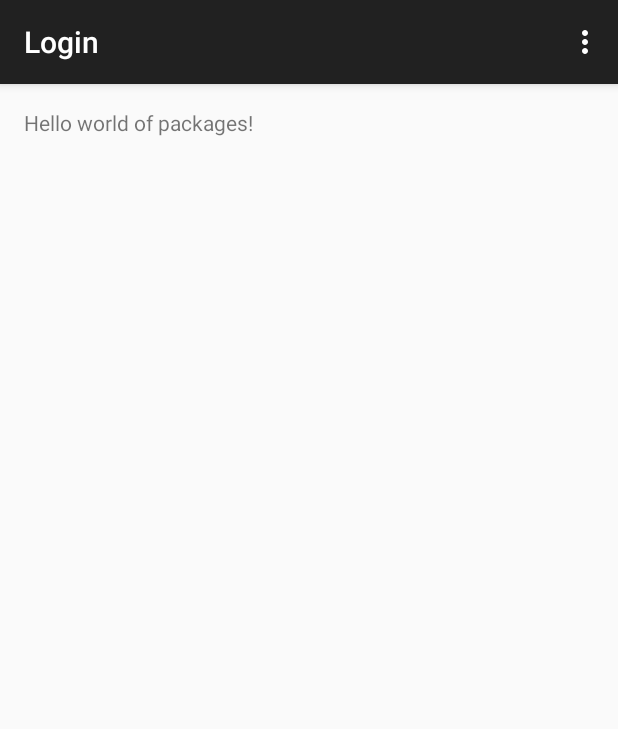
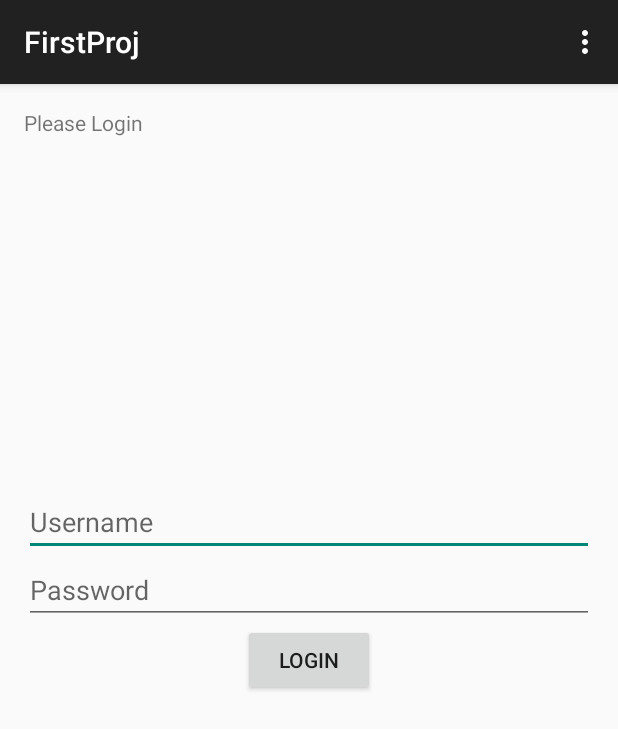
Before and after one commit to mdregalia/PackageBuddies, an Android app: the screen it shows after launch (SecondActivity before the commit, MainActivity after it), after a tap on "LOGIN", on a phone screen of 412 x 824 dp. Shown: the top 729 px of the screen. Run offline under Robolectric (Android 15) with nearby library versions, the phone set to English and light mode, and no system bars.

Commit message:
logging in works with existing account

```diff
--- a/app/src/main/java/melissaregalia/firstproj/MainActivity.java
+++ b/app/src/main/java/melissaregalia/firstproj/MainActivity.java
@@ -11,6 +11,7 @@ import android.view.MenuItem;
 import android.view.View;
 import android.widget.Button;
 import android.widget.TextView;
+import android.widget.EditText;
 
 import java.sql.*;
 
@@ -22,6 +23,8 @@ public class MainActivity extends ActionBarActivity {
     Activity mSelf = this;
     TextView resultArea;
     Button nextActivityButton;
+    EditText loginline;
+    EditText passline;
 
     @Override
     public void onCreate(Bundle savedInstanceState) {
@@ -29,15 +32,28 @@ public class MainActivity extends ActionBarActivity {
         setContentView(R.layout.activity_main);
         resultArea = (TextView) findViewById(R.id.text_view);
         nextActivityButton = (Button) findViewById(R.id.next_activity_button);
+        loginline = (EditText) findViewById(R.id.enter_username);
+        passline = (EditText) findViewById(R.id.enter_password);
         resultArea.setText("Please Login");//(getString(R.string.please_wait_message));
         //FetchSQL s = new FetchSQL(resultArea);
         //s.execute("SELECT * from \"dummyTable\" WHERE id=1");
 
         nextActivityButton.setOnClickListener(new View.OnClickListener() {
             @Override
-            public void onClick(View v) {
-                Intent intent = new Intent(mSelf, SecondActivity.class);
-                startActivity(intent);
+            public void onClick(View v) { //if they click on the Login button
+                //check that login isn't void
+                //verify that login is in database
+                FetchSQL s = new FetchSQL(resultArea);
+                String loginname = loginline.getText().toString();
+                String password = passline.getText().toString();
+                if (loginname.equals("")){
+                    return;
+                }
+
+                //resultArea.setText(loginname);
+                s.execute("SELECT * from login_info WHERE username=\'"+loginname+"\'",password);
+                /*Intent intent = new Intent(mSelf, SecondActivity.class);
+                startActivity(intent);*/
             }
         });
     }
--- a/app/src/main/java/melissaregalia/firstproj/SecondActivity.java
+++ b/app/src/main/java/melissaregalia/firstproj/SecondActivity.java
@@ -17,11 +17,12 @@ public class SecondActivity extends ActionBarActivity {
         setContentView(R.layout.activity_second);
     }
 
-    @Override
+    /*@Override
     protected void onResume() {
         super.onResume();
         Toast.makeText(this, "Hello : " + HashingUtils.hash("hello"), Toast.LENGTH_LONG).show();
-    }
+        //Prints out the hashed version of the name
+    }*/
 
     @Override
     public boolean onCreateOptionsMenu(Menu menu) {
```
Also changed, not shown: app/src/main/java/melissaregalia/firstproj/FetchSQL.java (+18 -3 lines).
